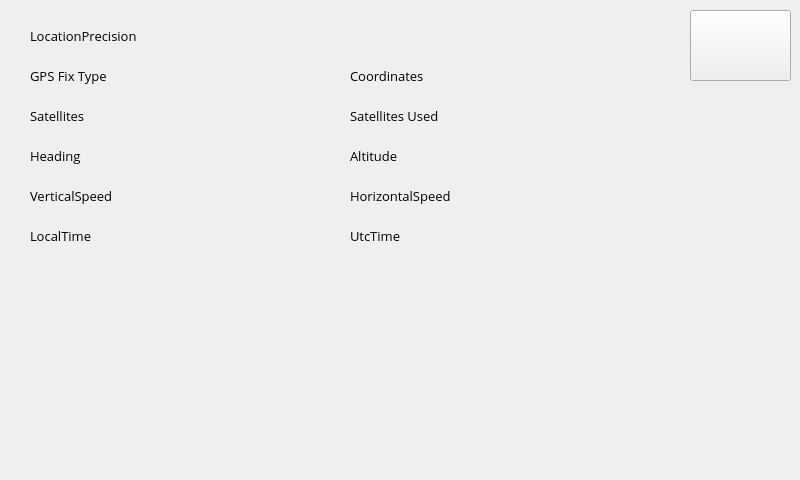
Before: the Qt Designer form src/visual_elements/main_window.ui in anthony-mills/nomadicpi, drawn with Qt 5.
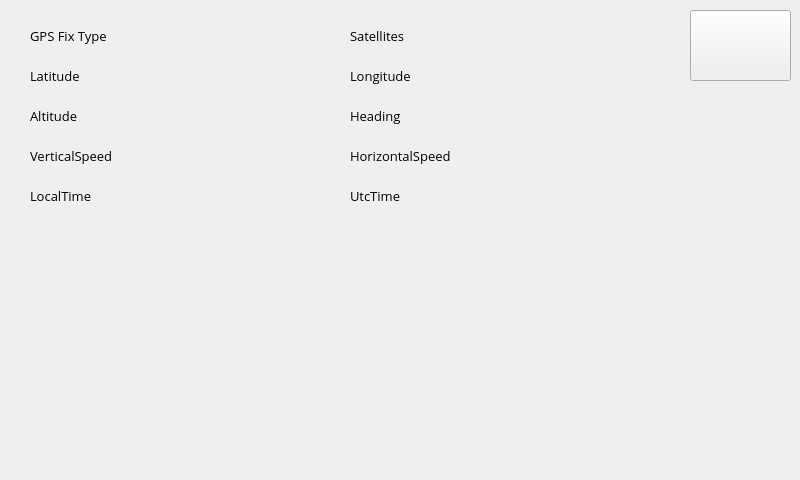
After: the same form once the commit is applied. Icons and pictures are not drawn.

Commit message: Changed formatting of the GPS information page elements.

```diff
--- a/src/visual_elements/main_window.ui
+++ b/src/visual_elements/main_window.ui
@@ -1499,8 +1499,8 @@
     <widget class="QLabel" name="GpsSatellites">
      <property name="geometry">
       <rect>
-       <x>30</x>
-       <y>100</y>
+       <x>350</x>
+       <y>20</y>
        <width>311</width>
        <height>31</height>
       </rect>
@@ -1509,24 +1509,11 @@
       <string>Satellites</string>
      </property>
     </widget>
-    <widget class="QLabel" name="GpsSatellitesUsed">
-     <property name="geometry">
-      <rect>
-       <x>350</x>
-       <y>100</y>
-       <width>321</width>
-       <height>31</height>
-      </rect>
-     </property>
-     <property name="text">
-      <string>Satellites Used</string>
-     </property>
-    </widget>
     <widget class="QLabel" name="GpsFixType">
      <property name="geometry">
       <rect>
        <x>30</x>
-       <y>60</y>
+       <y>20</y>
        <width>301</width>
        <height>31</height>
       </rect>
@@ -1538,9 +1525,9 @@
     <widget class="QLabel" name="CurAltitude">
      <property name="geometry">
       <rect>
-       <x>350</x>
-       <y>140</y>
-       <width>331</width>
+       <x>30</x>
+       <y>100</y>
+       <width>311</width>
        <height>31</height>
       </rect>
      </property>
@@ -1551,34 +1538,21 @@
     <widget class="QLabel" name="CurCoordinates">
      <property name="geometry">
       <rect>
-       <x>350</x>
+       <x>30</x>
        <y>60</y>
        <width>311</width>
        <height>31</height>
       </rect>
      </property>
      <property name="text">
-      <string>Coordinates</string>
-     </property>
-    </widget>
-    <widget class="QLabel" name="LocationPrecision">
-     <property name="geometry">
-      <rect>
-       <x>30</x>
-       <y>20</y>
-       <width>641</width>
-       <height>31</height>
-      </rect>
-     </property>
-     <property name="text">
-      <string>LocationPrecision</string>
+      <string>Latitude</string>
      </property>
     </widget>
     <widget class="QLabel" name="HorizontalSpeed">
      <property name="geometry">
       <rect>
        <x>350</x>
-       <y>180</y>
+       <y>140</y>
        <width>331</width>
        <height>31</height>
       </rect>
@@ -1591,7 +1565,7 @@
      <property name="geometry">
       <rect>
        <x>30</x>
-       <y>180</y>
+       <y>140</y>
        <width>311</width>
        <height>31</height>
       </rect>
@@ -1604,8 +1578,8 @@
      <property name="geometry">
       <rect>
        <x>30</x>
-       <y>220</y>
-       <width>331</width>
+       <y>180</y>
+       <width>311</width>
        <height>31</height>
       </rect>
      </property>
@@ -1616,8 +1590,8 @@
     <widget class="QLabel" name="GpsHeading">
      <property name="geometry">
       <rect>
-       <x>30</x>
-       <y>140</y>
+       <x>350</x>
+       <y>100</y>
        <width>311</width>
        <height>31</height>
       </rect>
@@ -1630,7 +1604,7 @@
      <property name="geometry">
       <rect>
        <x>350</x>
-       <y>220</y>
+       <y>180</y>
        <width>331</width>
        <height>31</height>
       </rect>
@@ -1639,6 +1613,19 @@
       <string>UtcTime</string>
      </property>
     </widget>
+    <widget class="QLabel" name="CurLong">
+     <property name="geometry">
+      <rect>
+       <x>350</x>
+       <y>60</y>
+       <width>311</width>
+       <height>31</height>
+      </rect>
+     </property>
+     <property name="text">
+      <string>Longitude</string>
+     </property>
+    </widget>
    </widget>
   </widget>
  </widget>
```
Left out of the diff: 2 changed lines with no effect on the pictures. The commit also changes 2 other files.
